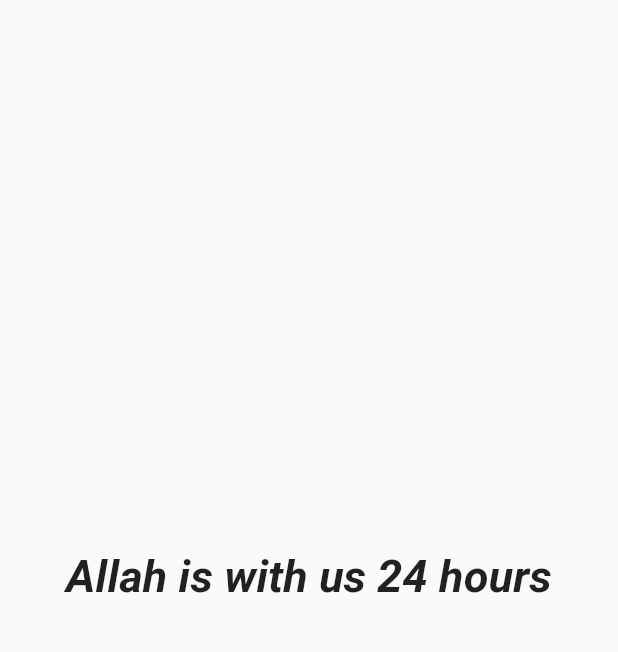
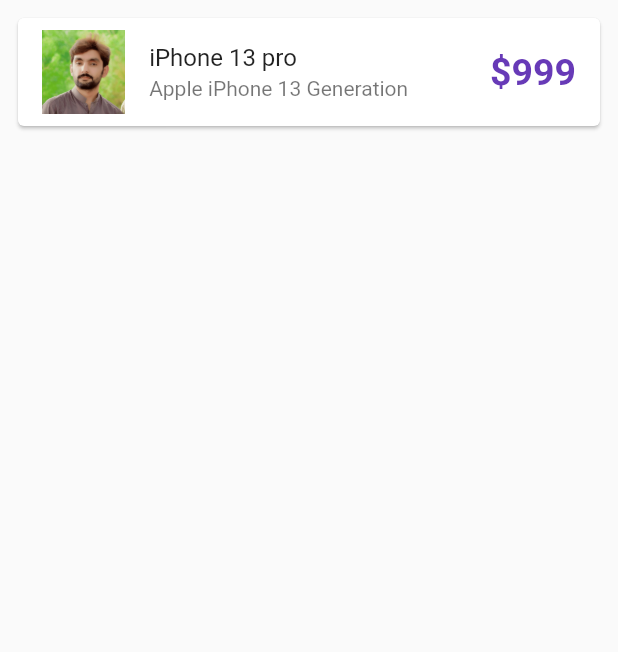
Before and after one commit to AHSAN7-7/untitled, a Flutter app: the screen it shows after launch, on a phone screen of 412 x 824 dp, the part 84-736 px from its top. Run offline on Flutter 3.47's test engine with Material 2 defaults, Android fonts, the phone set to English and light mode, and no system bars.

Commit message:
added widgets on home page

```diff
--- a/lib/models/catalog.dart
+++ b/lib/models/catalog.dart
@@ -1,8 +1,12 @@
+class CatalogModels{
+  static final items =[];
+}
+
 class Items{
-  final String id= "01";
-  final String name= "iPhone 13 pro";
-  final String desc = "Apple iPhone 13 Generation";
-  final String color = "Silver";
-  final num price = 999;
-  final String image="https://www.apple.com/ae/shop/buy-iphone/iphone-13-pro/6.1-inch-display-128gb-silver";
+  static final String id= "01";
+  static final String name= "iPhone 13 pro";
+  static final String desc = "Apple iPhone 13 Generation";
+  static final String color = "Silver";
+  static final num price = 999;
+  static final String image="https://www.apple.com/ae/shop/buy-iphone/iphone-13-pro/6.1-inch-display-128gb-silver";
   }
--- a/lib/pages/homepage.dart
+++ b/lib/pages/homepage.dart
@@ -1,14 +1,15 @@
 import 'package:flutter/cupertino.dart';
 import 'package:flutter/material.dart';
+import 'package:flutter/painting.dart';
 import 'package:flutter/widgets.dart';
 import 'package:untitled/Widgets/drawer.dart';
+import 'package:untitled/models/catalog.dart';
 
 class HomePage extends StatelessWidget{
   const HomePage({Key? key}) : super(key: key);
-// Day 11 we learn about context
+
  @override
   Widget build(BuildContext context) {
-   int time= 24;
     // TODO: implement build
     return  Scaffold(
       appBar: AppBar(
@@ -23,16 +24,23 @@ class HomePage extends StatelessWidget{
             ),
           ),
       ),
-      body: Center(
-          child: Text(
-              "Allah is with us $time hours",
-          style: (const TextStyle(
-            fontSize: 30,
-            fontStyle: FontStyle.italic,
-            fontWeight: FontWeight.bold,
-          )
-          )
+      body: Padding(
+        padding: const EdgeInsets.all(8.0),
+        child: Card(
+          child: ListTile(
+            onTap: (){
+              print("\$${Items.name}");
+            },
+            leading: Image.asset("assets/images/me.png"),
+            title: Text(Items.name),
+            subtitle: Text(Items.desc),
+            trailing: Text("\$${Items.price}",
+              style: TextStyle(
+                  fontWeight: FontWeight.bold,color: Colors.deepPurple,fontSize: 25.0),),
+
+
           ),
+        ),
       ),
       drawer: MyDrawer(),
     );
```
